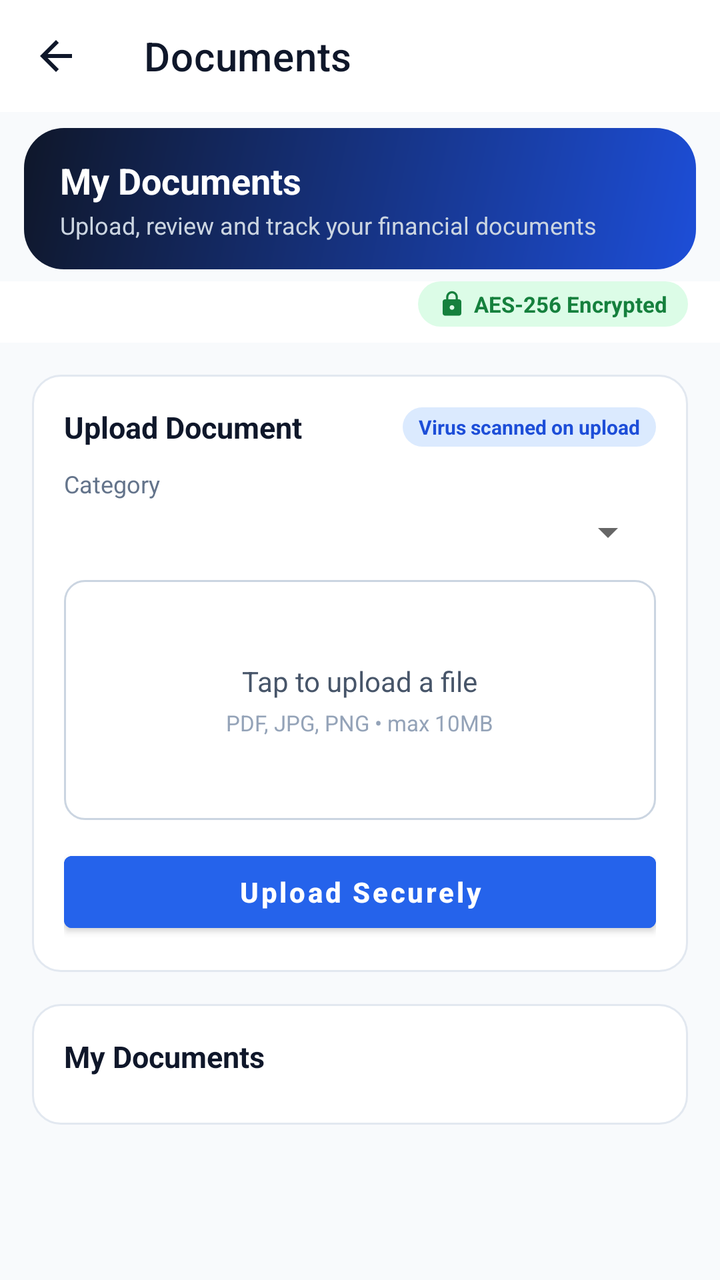
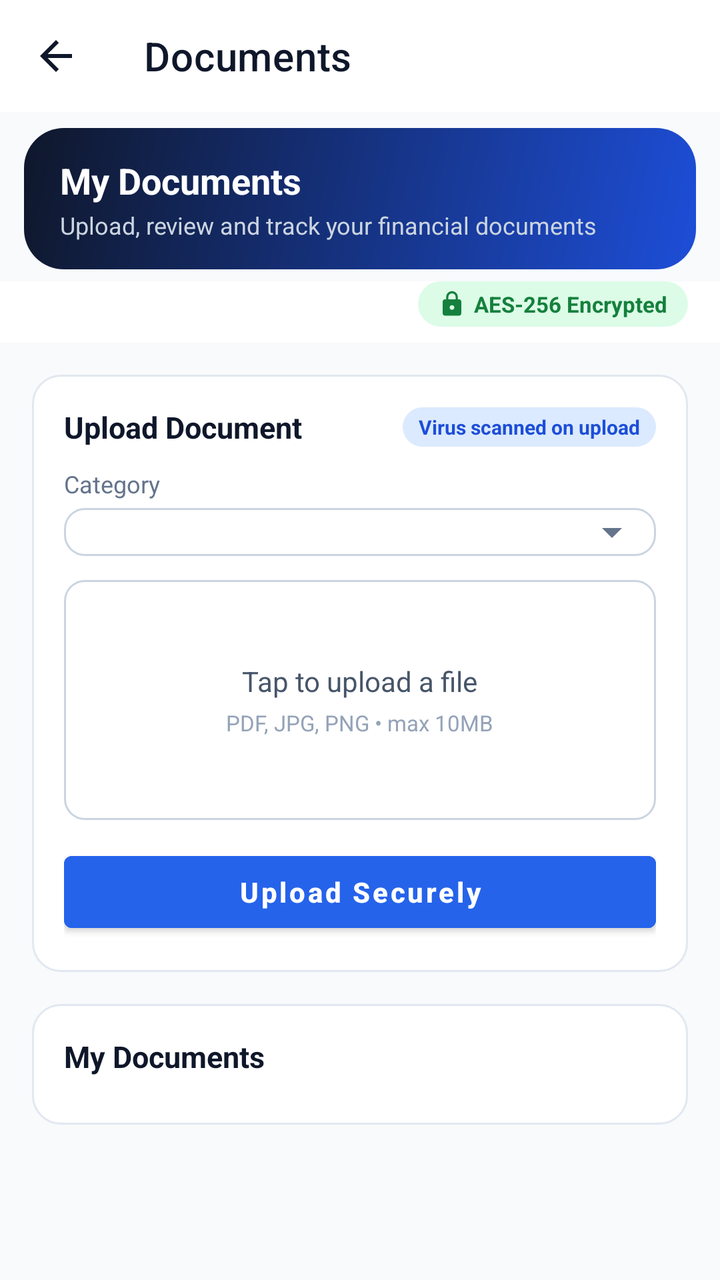

The first picture is an Android layout as it rendered before a commit; the second is the same layout after the commit. The layout source and the unified diff follow.
<!-- AndroidManifest.xml: application theme Theme.ApexLedger -->
<!-- res/layout/activity_documents.xml -->
<?xml version="1.0" encoding="utf-8"?>
<LinearLayout xmlns:android="http://schemas.android.com/apk/res/android"
    xmlns:app="http://schemas.android.com/apk/res-auto"
    android:layout_width="match_parent"
    android:layout_height="match_parent"
    android:orientation="vertical"
    android:background="@color/gray_50">

    <com.google.android.material.appbar.MaterialToolbar
        android:id="@+id/toolbar"
        android:layout_width="match_parent"
        android:layout_height="?attr/actionBarSize"
        android:background="@color/white"
        app:titleTextColor="@color/navy"
        app:navigationIcon="@drawable/ic_back_arrow"
        app:title="Documents" />

    <LinearLayout
        android:layout_width="match_parent"
        android:layout_height="wrap_content"
        android:orientation="vertical"
        android:background="@drawable/bg_banner_gradient"
        android:paddingHorizontal="18dp"
        android:paddingVertical="14dp"
        android:layout_marginHorizontal="12dp"
        android:layout_marginTop="8dp"
        android:layout_marginBottom="6dp">

        <TextView
            android:layout_width="wrap_content"
            android:layout_height="wrap_content"
            android:text="My Documents"
            android:textColor="@color/on_primary"
            android:textStyle="bold"
            android:textSize="18sp" />

        <TextView
            android:layout_width="wrap_content"
            android:layout_height="wrap_content"
            android:text="Upload, review and track your financial documents"
            android:textColor="#CBD5E1"
            android:textSize="12sp"
            android:layout_marginTop="2dp" />
    </LinearLayout>

    <LinearLayout
        android:layout_width="match_parent"
        android:layout_height="wrap_content"
        android:orientation="horizontal"
        android:gravity="end"
        android:background="@color/white"
        android:paddingHorizontal="16dp"
        android:paddingBottom="8dp">

        <TextView
            android:layout_width="wrap_content"
            android:layout_height="wrap_content"
            android:text="AES-256 Encrypted"
            android:drawableStart="@drawable/ic_lock_small"
            android:drawablePadding="4dp"
            android:textColor="@color/success_dark"
            android:textSize="11sp"
            android:textStyle="bold"
            android:background="@drawable/badge_status_completed"
            android:paddingHorizontal="10dp"
            android:paddingVertical="4dp" />
    </LinearLayout>

    <ScrollView
        android:layout_width="match_parent"
        android:layout_height="match_parent">

        <LinearLayout
            android:layout_width="match_parent"
            android:layout_height="wrap_content"
            android:orientation="vertical"
            android:padding="16dp">

            
            <LinearLayout
                android:layout_width="match_parent"
                android:layout_height="wrap_content"
                android:orientation="vertical"
                android:background="@drawable/bg_card_stroke"
                android:padding="16dp"
                android:layout_marginBottom="16dp">

                <LinearLayout
                    android:layout_width="match_parent"
                    android:layout_height="wrap_content"
                    android:orientation="horizontal"
                    android:gravity="center_vertical"
                    android:layout_marginBottom="10dp">

                    <TextView
                        android:layout_width="0dp"
                        android:layout_weight="1"
                        android:layout_height="wrap_content"
                        android:text="Upload Document"
                        android:textColor="@color/navy"
                        android:textStyle="bold"
                        android:textSize="15sp" />

                    <TextView
                        android:layout_width="wrap_content"
                        android:layout_height="wrap_content"
                        android:text="Virus scanned on upload"
                        android:textColor="@color/primary_dark"
                        android:textSize="10sp"
                        android:textStyle="bold"
                        android:background="@drawable/bg_pill_blue"
                        android:paddingHorizontal="8dp"
                        android:paddingVertical="3dp" />
                </LinearLayout>

                <TextView
                    android:layout_width="wrap_content"
                    android:layout_height="wrap_content"
                    android:text="Category"
                    android:textColor="@color/gray_500"
                    android:textSize="12sp"
                    android:layout_marginBottom="4dp" />

                <Spinner
                    android:id="@+id/spinnerDocCategory"
                    android:layout_width="match_parent"
                    android:layout_height="wrap_content"
                    android:layout_marginBottom="12dp" />

                <LinearLayout
                    android:id="@+id/uploadDropzone"
                    android:layout_width="match_parent"
                    android:layout_height="120dp"
                    android:orientation="vertical"
                    android:gravity="center"
                    android:background="@drawable/bg_input_field"
                    android:layout_marginBottom="12dp">

                    <TextView
                        android:layout_width="wrap_content"
                        android:layout_height="wrap_content"
                        android:text="Tap to upload a file"
                        android:textColor="@color/gray_600"
                        android:textSize="14sp" />

                    <TextView
                        android:layout_width="wrap_content"
                        android:layout_height="wrap_content"
                        android:text="PDF, JPG, PNG • max 10MB"
                        android:textColor="@color/gray_400"
                        android:textSize="11sp"
                        android:layout_marginTop="4dp" />
                </LinearLayout>

                <com.google.android.material.button.MaterialButton
                    android:id="@+id/btnUploadSecurely"
                    android:layout_width="match_parent"
                    android:layout_height="48dp"
                    android:text="Upload Securely"
                    android:textAllCaps="false"
                    android:textStyle="bold"
                    android:backgroundTint="@color/primary" />

            </LinearLayout>

            
            <LinearLayout
                android:layout_width="match_parent"
                android:layout_height="wrap_content"
                android:orientation="vertical"
                android:background="@drawable/bg_card_stroke"
                android:padding="16dp">

                <TextView
                    android:layout_width="wrap_content"
                    android:layout_height="wrap_content"
                    android:text="My Documents"
                    android:textColor="@color/navy"
                    android:textStyle="bold"
                    android:textSize="15sp"
                    android:layout_marginBottom="8dp" />

                <TextView
                    android:id="@+id/tvEmptyState"
                    android:layout_width="match_parent"
                    android:layout_height="wrap_content"
                    android:text="No documents yet. Pick a category above and upload your first file."
                    android:textColor="@color/gray_500"
                    android:textSize="13sp"
                    android:gravity="center"
                    android:padding="24dp"
                    android:visibility="gone" />

                <androidx.recyclerview.widget.RecyclerView
                    android:id="@+id/rvDocuments"
                    android:layout_width="match_parent"
                    android:layout_height="wrap_content"
                    android:nestedScrollingEnabled="false" />

            </LinearLayout>

        </LinearLayout>
    </ScrollView>

</LinearLayout>
<!-- resources referenced by this layout -->
<resources>
  <color name="gray_400">#94A3B8</color>
  <color name="gray_50">#F8FAFC</color>
  <color name="gray_500">#64748B</color>
  <color name="gray_600">#475569</color>
  <color name="navy">#0F172A</color>
  <color name="on_primary">#FFFFFF</color>
  <color name="primary">#2563EB</color>
  <color name="primary_dark">#1D4ED8</color>
  <color name="success_dark">#15803D</color>
  <color name="white">#FFFFFF</color>
  <!-- drawable badge_status_completed (drawable) -->
  <?xml version="1.0" encoding="utf-8"?>
  <shape xmlns:android="http://schemas.android.com/apk/res/android" android:shape="rectangle">
      <corners android:radius="20dp" />
      <solid android:color="#DCFCE7" />
  </shape>
  <!-- drawable bg_banner_gradient (drawable) -->
  <?xml version="1.0" encoding="utf-8"?>
  <shape xmlns:android="http://schemas.android.com/apk/res/android" android:shape="rectangle">
      <gradient android:angle="315" android:startColor="#0F172A" android:endColor="#1D4ED8" />
      <corners android:radius="20dp" />
  </shape>
  <!-- drawable bg_card_stroke (drawable) -->
  <?xml version="1.0" encoding="utf-8"?>
  <shape xmlns:android="http://schemas.android.com/apk/res/android" android:shape="rectangle">
      <corners android:radius="14dp" />
      <solid android:color="@color/white" />
      <stroke android:width="1dp" android:color="@color/gray_200" />
  </shape>
  <!-- drawable bg_input_field (drawable) -->
  <?xml version="1.0" encoding="utf-8"?>
  <shape xmlns:android="http://schemas.android.com/apk/res/android"
      android:shape="rectangle">
      <corners android:radius="10dp" />
      <solid android:color="@color/white" />
      <stroke android:width="1dp" android:color="@color/gray_300" />
  </shape>
  <!-- drawable bg_pill_blue (drawable) -->
  <?xml version="1.0" encoding="utf-8"?>
  <shape xmlns:android="http://schemas.android.com/apk/res/android" android:shape="rectangle">
      <corners android:radius="20dp" />
      <solid android:color="#DBEAFE" />
  </shape>
  <!-- drawable ic_back_arrow (drawable) -->
  <vector xmlns:android="http://schemas.android.com/apk/res/android"
      android:width="24dp"
      android:height="24dp"
      android:viewportWidth="24"
      android:viewportHeight="24"
      android:tint="@color/navy">
      <path
          android:fillColor="@android:color/white"
          android:pathData="M20,11H7.83l5.59,-5.59L12,4l-8,8 8,8 1.41,-1.41L7.83,13H20v-2z"/>
  </vector>
  <style name="Theme.ApexLedger" parent="Theme.MaterialComponents.DayNight.NoActionBar">
          <item name="colorPrimary">@color/primary</item>
          <item name="colorPrimaryDark">@color/primary_dark</item>
          <item name="colorAccent">@color/success</item>
          <item name="android:windowBackground">@color/background</item>
          <item name="android:statusBarColor">@color/status_bar</item>
          <item name="android:navigationBarColor">@color/white</item>
      </style>
  <color name="gray_200">#E2E8F0</color>
  <color name="gray_300">#CBD5E1</color>
  <color name="success">#16A34A</color>
  <color name="background">@color/gray_50</color>
  <color name="status_bar">#0F172A</color>
  <!-- unchanged entries left out for length: 1 -->
</resources>

<!-- the commit's change to res/layout/activity_documents.xml (unified diff, before → after) -->
@@ -122,6 +122,7 @@
                     android:layout_marginBottom="4dp" />
 
                 <Spinner
+        android:background="@drawable/bg_spinner"
                     android:id="@+id/spinnerDocCategory"
                     android:layout_width="match_parent"
                     android:layout_height="wrap_content"
@@ -137,6 +138,7 @@
                     android:layout_marginBottom="12dp">
 
                     <TextView
+                        android:id="@+id/tvDropTitle"
                         android:layout_width="wrap_content"
                         android:layout_height="wrap_content"
                         android:text="Tap to upload a file"
@@ -144,6 +146,7 @@
                         android:textSize="14sp" />
 
                     <TextView
+                        android:id="@+id/tvDropHint"
                         android:layout_width="wrap_content"
                         android:layout_height="wrap_content"
                         android:text="PDF, JPG, PNG • max 10MB"
@@ -157,6 +160,7 @@
                     android:layout_width="match_parent"
                     android:layout_height="48dp"
                     android:text="Upload Securely"
+                    android:textColor="@color/on_primary"
                     android:textAllCaps="false"
                     android:textStyle="bold"
                     android:backgroundTint="@color/primary" />
<!-- resource entries referenced after the edit -->
@@ -43,6 +43,17 @@
       <corners android:radius="20dp" />
       <solid android:color="#DBEAFE" />
   </shape>
+  <!-- drawable bg_spinner (drawable) -->
+  <?xml version="1.0" encoding="utf-8"?>
+  <layer-list xmlns:android="http://schemas.android.com/apk/res/android">
+      <item android:drawable="@drawable/bg_input_field" />
+      <item
+          android:drawable="@drawable/ic_dropdown_arrow"
+          android:gravity="center_vertical|end"
+          android:width="24dp"
+          android:height="24dp"
+          android:end="10dp" />
+  </layer-list>
   <!-- drawable ic_back_arrow (drawable) -->
   <vector xmlns:android="http://schemas.android.com/apk/res/android"
       android:width="24dp"
@@ -56,6 +67,7 @@
   </vector>
   <style name="Theme.ApexLedger" parent="Theme.MaterialComponents.DayNight.NoActionBar">
           <item name="colorPrimary">@color/primary</item>
+          <item name="colorOnPrimary">@color/on_primary</item>
           <item name="colorPrimaryDark">@color/primary_dark</item>
           <item name="colorAccent">@color/success</item>
           <item name="android:windowBackground">@color/background</item>
@@ -64,6 +76,14 @@
       </style>
   <color name="gray_200">#E2E8F0</color>
   <color name="gray_300">#CBD5E1</color>
+  <!-- drawable ic_dropdown_arrow (drawable) -->
+  <?xml version="1.0" encoding="utf-8"?>
+  <vector xmlns:android="http://schemas.android.com/apk/res/android"
+      android:width="24dp" android:height="24dp"
+      android:viewportWidth="24" android:viewportHeight="24"
+      android:tint="@color/gray_500">
+      <path android:fillColor="#FF000000" android:pathData="M7,10l5,5 5,-5z" />
+  </vector>
   <color name="success">#16A34A</color>
   <color name="background">@color/gray_50</color>
   <color name="status_bar">#0F172A</color>
